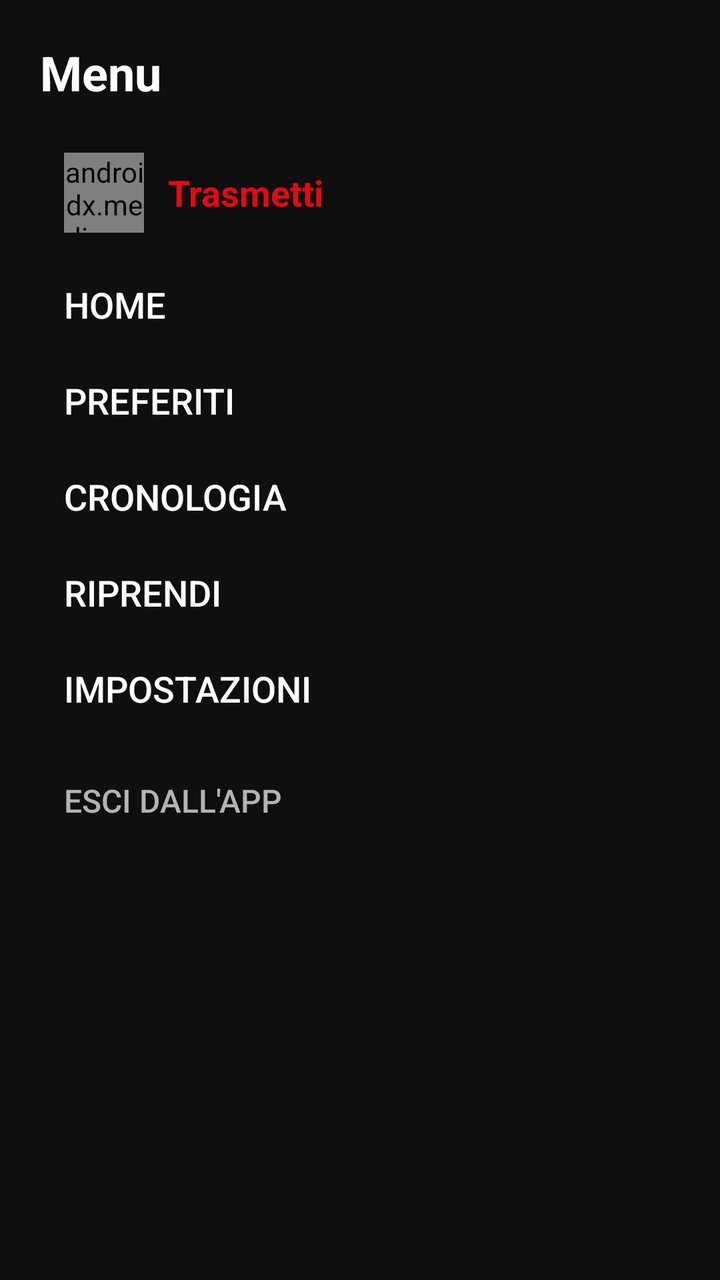
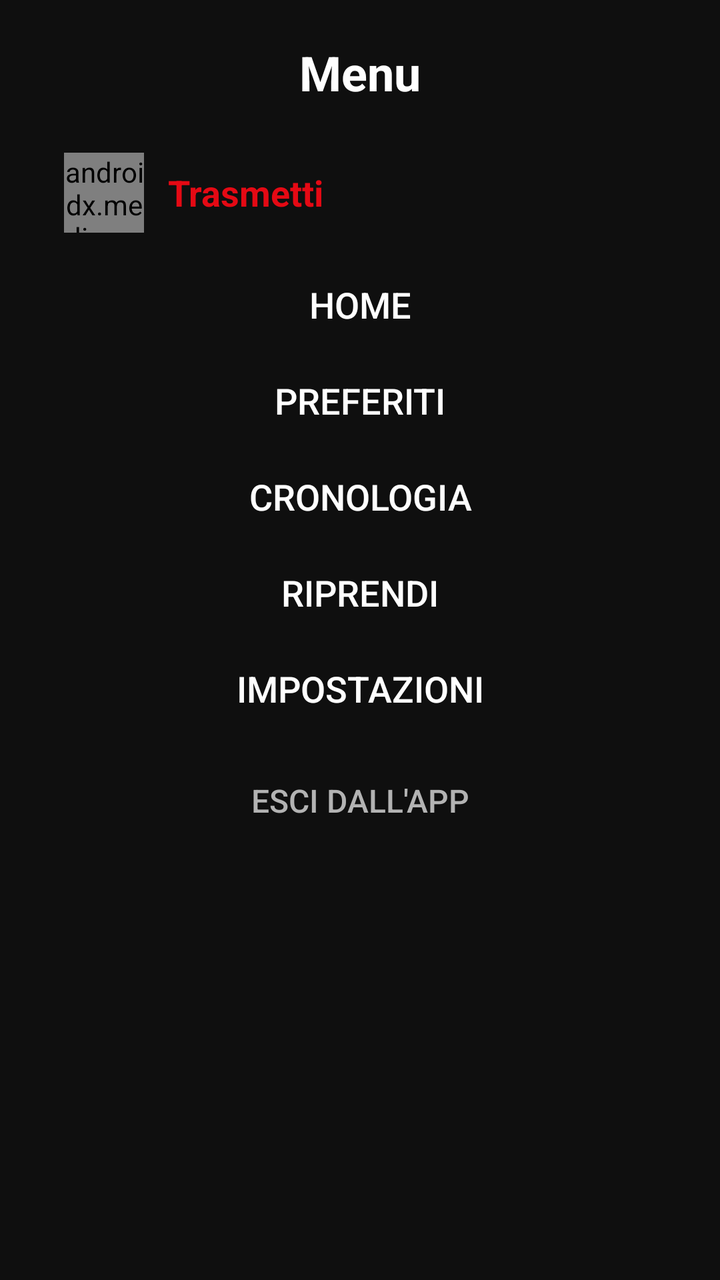

An Android layout rendered at two revisions. The XML below is the earlier revision; the diff shows what the commit changed to produce the second picture.
<!-- AndroidManifest.xml: application theme Theme.SCViewer -->
<!-- res/layout/dialog_phone_menu.xml -->
<?xml version="1.0" encoding="utf-8"?>
<LinearLayout xmlns:android="http://schemas.android.com/apk/res/android"
    android:layout_width="match_parent"
    android:layout_height="wrap_content"
    android:orientation="vertical"
    android:padding="20dp">

    <TextView
        android:id="@+id/phoneMenuTitle"
        style="@style/SCTitle"
        android:layout_width="wrap_content"
        android:layout_height="wrap_content"
        android:layout_marginBottom="12dp"
        android:text="@string/phone_menu_title" />

    
    <LinearLayout
        android:id="@+id/phoneMenuCastRow"
        android:layout_width="match_parent"
        android:layout_height="wrap_content"
        android:background="?attr/selectableItemBackground"
        android:gravity="center_vertical"
        android:orientation="horizontal"
        android:padding="12dp">

        <androidx.mediarouter.app.MediaRouteButton
            android:id="@+id/phoneMenuRouteBtn"
            android:layout_width="40dp"
            android:layout_height="40dp"
            android:mediaRouteTypes="user" />

        <TextView
            android:layout_width="wrap_content"
            android:layout_height="wrap_content"
            android:layout_marginStart="12dp"
            android:text="@string/menu_cast"
            android:textColor="@color/sc_accent"
            android:textSize="18sp"
            android:textStyle="bold" />
    </LinearLayout>

    <Button
        android:id="@+id/phoneMenuHome"
        android:layout_width="match_parent"
        android:layout_height="wrap_content"
        android:background="?attr/selectableItemBackground"
        android:gravity="start|center_vertical"
        android:minHeight="48dp"
        android:paddingStart="12dp"
        android:paddingEnd="12dp"
        android:text="@string/menu_home"
        android:textColor="@color/sc_text_primary"
        android:textSize="18sp" />

    <Button
        android:id="@+id/phoneMenuFavorites"
        android:layout_width="match_parent"
        android:layout_height="wrap_content"
        android:background="?attr/selectableItemBackground"
        android:gravity="start|center_vertical"
        android:minHeight="48dp"
        android:paddingStart="12dp"
        android:paddingEnd="12dp"
        android:text="@string/menu_favorites"
        android:textColor="@color/sc_text_primary"
        android:textSize="18sp" />

    <Button
        android:id="@+id/phoneMenuHistory"
        android:layout_width="match_parent"
        android:layout_height="wrap_content"
        android:background="?attr/selectableItemBackground"
        android:gravity="start|center_vertical"
        android:minHeight="48dp"
        android:paddingStart="12dp"
        android:paddingEnd="12dp"
        android:text="@string/menu_history"
        android:textColor="@color/sc_text_primary"
        android:textSize="18sp" />

    <Button
        android:id="@+id/phoneMenuResume"
        android:layout_width="match_parent"
        android:layout_height="wrap_content"
        android:background="?attr/selectableItemBackground"
        android:gravity="start|center_vertical"
        android:minHeight="48dp"
        android:paddingStart="12dp"
        android:paddingEnd="12dp"
        android:text="@string/menu_resume"
        android:textColor="@color/sc_text_primary"
        android:textSize="18sp" />

    <Button
        android:id="@+id/phoneMenuSettings"
        android:layout_width="match_parent"
        android:layout_height="wrap_content"
        android:background="?attr/selectableItemBackground"
        android:gravity="start|center_vertical"
        android:minHeight="48dp"
        android:paddingStart="12dp"
        android:paddingEnd="12dp"
        android:text="@string/menu_settings"
        android:textColor="@color/sc_text_primary"
        android:textSize="18sp" />

    <Button
        android:id="@+id/phoneMenuExit"
        android:layout_width="match_parent"
        android:layout_height="wrap_content"
        android:layout_marginTop="8dp"
        android:background="?attr/selectableItemBackground"
        android:gravity="start|center_vertical"
        android:minHeight="48dp"
        android:paddingStart="12dp"
        android:paddingEnd="12dp"
        android:text="@string/phone_menu_exit"
        android:textColor="@color/sc_text_secondary"
        android:textSize="16sp" />
</LinearLayout>
<!-- resources referenced by this layout -->
<resources>
  <color name="sc_accent">#FFE50914</color>
  <color name="sc_text_primary">#FFFFFFFF</color>
  <color name="sc_text_secondary">#FFB3B3B3</color>
  <string name="menu_cast">Trasmetti</string>
  <string name="menu_favorites">Preferiti</string>
  <string name="menu_history">Cronologia</string>
  <string name="menu_home">Home</string>
  <string name="menu_resume">Riprendi</string>
  <string name="menu_settings">Impostazioni</string>
  <string name="phone_menu_exit">Esci dall\'app</string>
  <string name="phone_menu_title">Menu</string>
  <style name="SCTitle">
          <item name="android:textColor">@color/sc_text_primary</item>
          <item name="android:textSize">24sp</item>
          <item name="android:textStyle">bold</item>
      </style>
  <style name="Theme.SCViewer" parent="Theme.AppCompat.NoActionBar">
          <item name="android:windowBackground">@color/sc_background</item>
          <item name="android:colorBackground">@color/sc_background</item>
          <item name="android:windowNoTitle">true</item>
          <item name="android:windowActionBar">false</item>
          <item name="android:windowFullscreen">true</item>
          <item name="android:windowContentTransitions">false</item>
          <item name="colorPrimary">@color/sc_accent</item>
          <item name="colorPrimaryDark">@color/sc_background</item>
          <item name="colorAccent">@color/sc_accent</item>
          <item name="android:textColorPrimary">@color/sc_text_primary</item>
          <item name="android:textColorSecondary">@color/sc_text_secondary</item>
      </style>
  <color name="sc_background">#FF0F0F0F</color>
</resources>

<!-- the commit's change to res/layout/dialog_phone_menu.xml (unified diff, before → after) -->
@@ -3,7 +3,8 @@
     android:layout_width="match_parent"
     android:layout_height="wrap_content"
     android:orientation="vertical"
-    android:padding="20dp">
+    android:padding="20dp"
+    android:gravity="center_horizontal">
 
     <TextView
         android:id="@+id/phoneMenuTitle"
@@ -11,6 +12,8 @@
         android:layout_width="wrap_content"
         android:layout_height="wrap_content"
         android:layout_marginBottom="12dp"
+        android:layout_gravity="center_horizontal"
+        android:textAlignment="center"
         android:text="@string/phone_menu_title" />
 
     
@@ -44,7 +47,7 @@
         android:layout_width="match_parent"
         android:layout_height="wrap_content"
         android:background="?attr/selectableItemBackground"
-        android:gravity="start|center_vertical"
+        android:gravity="center"
         android:minHeight="48dp"
         android:paddingStart="12dp"
         android:paddingEnd="12dp"
@@ -57,7 +60,7 @@
         android:layout_width="match_parent"
         android:layout_height="wrap_content"
         android:background="?attr/selectableItemBackground"
-        android:gravity="start|center_vertical"
+        android:gravity="center"
         android:minHeight="48dp"
         android:paddingStart="12dp"
         android:paddingEnd="12dp"
@@ -70,7 +73,7 @@
         android:layout_width="match_parent"
         android:layout_height="wrap_content"
         android:background="?attr/selectableItemBackground"
-        android:gravity="start|center_vertical"
+        android:gravity="center"
         android:minHeight="48dp"
         android:paddingStart="12dp"
         android:paddingEnd="12dp"
@@ -83,7 +86,7 @@
         android:layout_width="match_parent"
         android:layout_height="wrap_content"
         android:background="?attr/selectableItemBackground"
-        android:gravity="start|center_vertical"
+        android:gravity="center"
         android:minHeight="48dp"
         android:paddingStart="12dp"
         android:paddingEnd="12dp"
@@ -96,7 +99,7 @@
         android:layout_width="match_parent"
         android:layout_height="wrap_content"
         android:background="?attr/selectableItemBackground"
-        android:gravity="start|center_vertical"
+        android:gravity="center"
         android:minHeight="48dp"
         android:paddingStart="12dp"
         android:paddingEnd="12dp"
@@ -110,7 +113,7 @@
         android:layout_height="wrap_content"
         android:layout_marginTop="8dp"
         android:background="?attr/selectableItemBackground"
-        android:gravity="start|center_vertical"
+        android:gravity="center"
         android:minHeight="48dp"
         android:paddingStart="12dp"
         android:paddingEnd="12dp"
